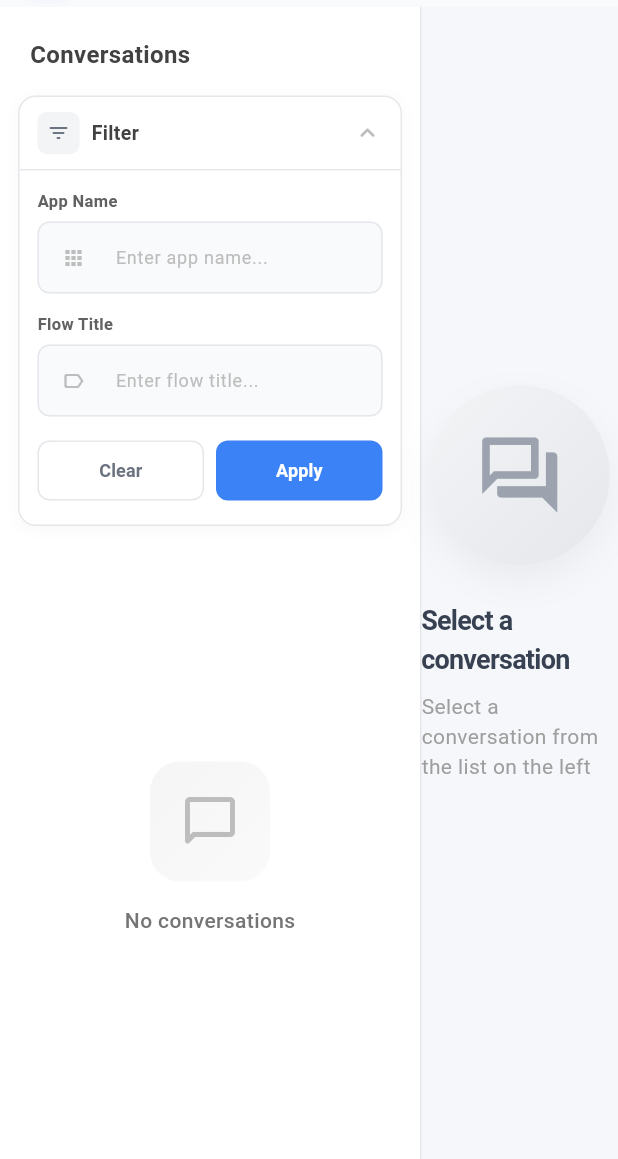
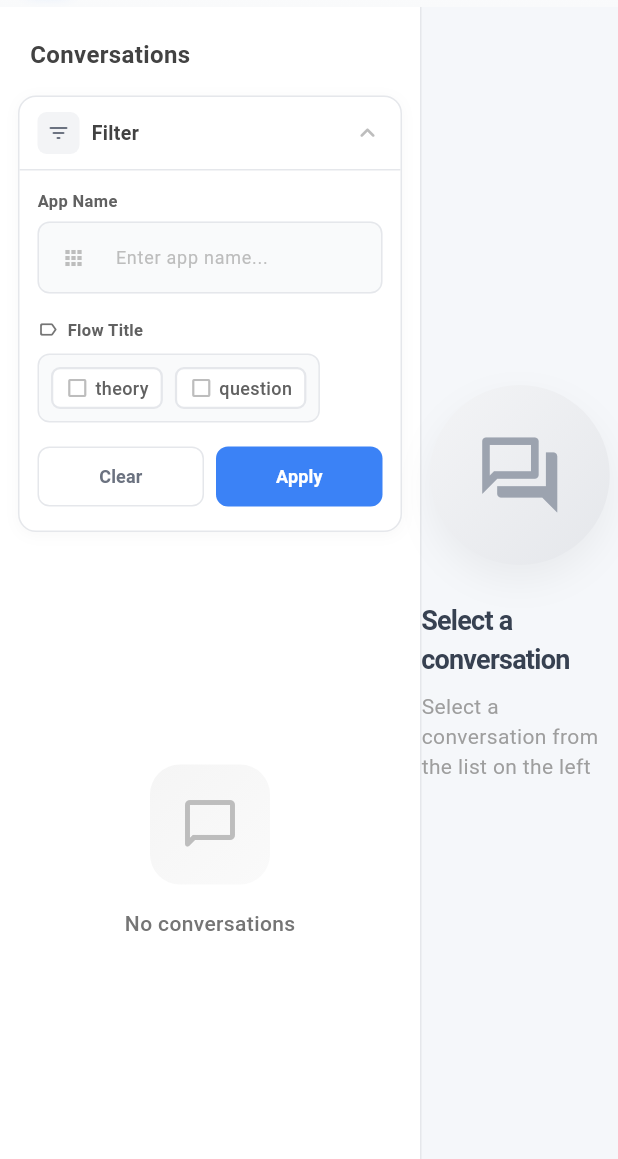
Before and after one commit to dainn67/chatbot-flow-client, a Flutter app: the screen it shows after launch, after a tap on "Filter", after a tap on "Clear", on a phone screen of 412 x 824 dp, the part 77-1236 px from its top. Run offline on Flutter 3.47's test engine with Material 3 defaults, Android fonts, the phone set to English and light mode, and no system bars; our stand-ins replace flutter_html; missing offline and left inert: flutter_math_fork; network calls fail.

Commit message:
feat: filter logic

```diff
--- a/lib/models/conversation.dart
+++ b/lib/models/conversation.dart
@@ -1,6 +1,7 @@
 class Conversation {
   final String conversationId;
   final String appName;
+  final String flowTitle;
 
-  Conversation({required this.conversationId, required this.appName});
+  Conversation({required this.conversationId, required this.appName, required this.flowTitle});
 }
--- a/lib/providers/messages_provider.dart
+++ b/lib/providers/messages_provider.dart
@@ -12,22 +12,19 @@ class MessagesProvider with ChangeNotifier {
 
   // Filters
   String? _appNameFilter;
-  String? _flowTitleFilter;
+  List<String>? _flowTitleFilter;
   String? get appNameFilter => _appNameFilter;
-  String? get flowTitleFilter => _flowTitleFilter;
+  List<String>? get flowTitleFilter => _flowTitleFilter;
 
   // Conversation IDs
   List<Conversation> get conversations {
     final seen = <String>{};
     final uniqueConversations = <Conversation>[];
 
-    // Lọc messages trước khi tạo conversations
-    final filteredMessages = _getFilteredMessages();
-
-    for (final msg in filteredMessages) {
+    for (final msg in _messages) {
       if (!seen.contains(msg.conversationId)) {
         seen.add(msg.conversationId);
-        uniqueConversations.add(Conversation(conversationId: msg.conversationId, appName: msg.appName));
+        uniqueConversations.add(Conversation(conversationId: msg.conversationId, appName: msg.appName, flowTitle: msg.flowTitle));
       }
     }
     return uniqueConversations;
@@ -36,40 +33,17 @@ class MessagesProvider with ChangeNotifier {
   String? _selectedConversationId;
   String? get selectedConversationId => _selectedConversationId;
 
-  // Lọc messages dựa trên filter
-  List<Message> _getFilteredMessages() {
-    if (_appNameFilter == null && _flowTitleFilter == null) {
-      return _messages;
-    }
+  // Set filters
+  void setFilters(String? appName, List<String>? flowTitles) async {
+    _appNameFilter = appName;
+    _flowTitleFilter = flowTitles;
 
-    return _messages.where((msg) {
-      bool matchAppName = true;
-      bool matchFlowTitle = true;
+    final queryParams = {if (appName != null) 'app_name': appName, if (flowTitles != null) 'flow_titles': flowTitles.join(',')};
 
-      if (_appNameFilter != null && _appNameFilter!.isNotEmpty) {
-        matchAppName = msg.appName.toLowerCase().contains(_appNameFilter!.toLowerCase());
-      }
-
-      if (_flowTitleFilter != null && _flowTitleFilter!.isNotEmpty) {
-        matchFlowTitle = msg.flowTitle.toLowerCase().contains(_flowTitleFilter!.toLowerCase());
-      }
-
-      return matchAppName && matchFlowTitle;
-    }).toList();
-  }
-
-  // Set filters
-  void setFilters(String? appName, String? flowTitle) {
-    _appNameFilter = appName;
-    _flowTitleFilter = flowTitle;
-
-    // Reset selected conversation nếu nó không còn trong danh sách filter
-    if (_selectedConversationId != null) {
-      final conversationIds = conversations.map((c) => c.conversationId).toList();
-      if (!conversationIds.contains(_selectedConversationId)) {
-        _selectedConversationId = null;
-      }
-    }
+    final response = await _apiService.get('/api/messages/get-with-filters', queryParams: queryParams);
+    final messageDataList = response.data as List<dynamic>;
+    _messages.clear();
+    _messages.addAll(messageDataList.map((msg) => Message.fromJson(msg)));
 
     notifyListeners();
   }
@@ -88,8 +62,7 @@ class MessagesProvider with ChangeNotifier {
   }
 
   List<Message> getMessagesByConversationId(String conversationId) {
-    final filteredMessages = _getFilteredMessages();
-    final messages = filteredMessages.where((msg) => msg.conversationId == conversationId).toList();
+    final messages = _messages.where((msg) => msg.conversationId == conversationId).toList();
 
     messages.sort((a, b) {
       final dateA = DateTime.tryParse(a.createdAt) ?? DateTime.fromMillisecondsSinceEpoch(0);
--- a/lib/screens/components/conversation_item.dart
+++ b/lib/screens/components/conversation_item.dart
@@ -1,12 +1,12 @@
 import 'package:flutter/material.dart';
 
 class ConversationItem extends StatelessWidget {
-  final String conversationId;
   final String appName;
+  final String flowTitle;
   final bool isSelected;
   final VoidCallback onTap;
 
-  const ConversationItem({super.key, required this.conversationId, required this.appName, required this.isSelected, required this.onTap});
+  const ConversationItem({super.key, required this.appName, required this.flowTitle, required this.isSelected, required this.onTap});
 
   @override
   Widget build(BuildContext context) {
@@ -66,9 +66,9 @@ class ConversationItem extends StatelessWidget {
                       ),
                       const SizedBox(height: 2),
                       Text(
-                        conversationId.length > 20 ? '${conversationId.substring(0, 20)}...' : conversationId,
+                        flowTitle,
                         style: TextStyle(
-                          fontSize: 11,
+                          fontSize: 12,
                           color: isSelected ? const Color(0xFF3B82F6) : const Color(0xFF6B7280),
                           fontWeight: FontWeight.w400,
                         ),
--- a/lib/screens/components/filter_panel.dart
+++ b/lib/screens/components/filter_panel.dart
@@ -3,8 +3,8 @@ import 'package:flutter/material.dart';
 /// Widget bộ lọc tối giản cho conversations
 class FilterPanel extends StatefulWidget {
   final String? appNameFilter;
-  final String? flowTitleFilter;
-  final Function(String? appName, String? flowTitle) onFilterChanged;
+  final List<String>? flowTitleFilter;
+  final Function(String? appName, List<String>? flowTitle) onFilterChanged;
 
   const FilterPanel({super.key, this.appNameFilter, this.flowTitleFilter, required this.onFilterChanged});
 
@@ -15,35 +15,44 @@ class FilterPanel extends StatefulWidget {
 class _FilterPanelState extends State<FilterPanel> {
   bool _isExpanded = false;
   late TextEditingController _appNameController;
-  late TextEditingController _flowTitleController;
+
+  // Dummy flow title options
+  final List<String> _flowTitleOptions = ['theory', 'question'];
+
+  final Set<String> _selectedFlowTitles = {};
 
   @override
   void initState() {
     super.initState();
     _appNameController = TextEditingController(text: widget.appNameFilter);
-    _flowTitleController = TextEditingController(text: widget.flowTitleFilter);
+
+    // Parse initial selected flow titles if any
+    if (widget.flowTitleFilter != null && widget.flowTitleFilter!.isNotEmpty) {
+      _selectedFlowTitles.addAll(widget.flowTitleFilter!);
+    }
   }
 
   @override
   void dispose() {
     _appNameController.dispose();
-    _flowTitleController.dispose();
     super.dispose();
   }
 
   void _applyFilter() {
     final appName = _appNameController.text.trim().isEmpty ? null : _appNameController.text.trim();
-    final flowTitle = _flowTitleController.text.trim().isEmpty ? null : _flowTitleController.text.trim();
+    final flowTitle = _selectedFlowTitles.isEmpty ? null : _selectedFlowTitles.toList();
     widget.onFilterChanged(appName, flowTitle);
   }
 
   void _clearFilter() {
-    _appNameController.clear();
-    _flowTitleController.clear();
+    setState(() {
+      _appNameController.clear();
+      _selectedFlowTitles.clear();
+    });
     widget.onFilterChanged(null, null);
   }
 
-  bool get _hasActiveFilters => (_appNameController.text.trim().isNotEmpty || _flowTitleController.text.trim().isNotEmpty);
+  bool get _hasActiveFilters => (_appNameController.text.trim().isNotEmpty || _selectedFlowTitles.isNotEmpty);
 
   @override
   Widget build(BuildContext context) {
@@ -107,15 +116,10 @@ class _FilterPanelState extends State<FilterPanel> {
                 children: [
                   // App Name Filter
                   _buildFilterField(label: 'App Name', controller: _appNameController, hintText: 'Enter app name...', icon: Icons.apps_rounded),
-                  const SizedBox(height: 12),
+                  const SizedBox(height: 16),
 
-                  // Flow Title Filter
-                  _buildFilterField(
-                    label: 'Flow Title',
-                    controller: _flowTitleController,
-                    hintText: 'Enter flow title...',
-                    icon: Icons.label_outline_rounded,
-                  ),
+                  // Flow Title Filter (Checkboxes)
+                  _buildFlowTitleCheckboxes(),
                   const SizedBox(height: 12),
 
                   // Action Buttons
@@ -198,4 +202,77 @@ class _FilterPanelState extends State<FilterPanel> {
       ],
     );
   }
+
+  Widget _buildFlowTitleCheckboxes() {
+    return Column(
+      crossAxisAlignment: CrossAxisAlignment.start,
+      children: [
+        Row(
+          children: [
+            Icon(Icons.label_outline_rounded, size: 14, color: Colors.grey.shade600),
+            const SizedBox(width: 6),
+            Text(
+              'Flow Title',
+              style: TextStyle(fontSize: 11, fontWeight: FontWeight.w600, color: Colors.grey.shade700),
+            ),
+          ],
+        ),
+        const SizedBox(height: 8),
+        Container(
+          padding: const EdgeInsets.all(8),
+          decoration: BoxDecoration(
+            color: const Color(0xFFF9FAFB),
+            borderRadius: BorderRadius.circular(8),
+            border: Border.all(color: const Color(0xFFE5E7EB)),
+          ),
+          child: Wrap(
+            spacing: 8,
+            runSpacing: 4,
+            children: _flowTitleOptions.map((option) {
+              final isSelected = _selectedFlowTitles.contains(option);
+              return InkWell(
+                onTap: () {
+                  setState(() {
+                    if (isSelected) {
+                      _selectedFlowTitles.remove(option);
+                    } else {
+                      _selectedFlowTitles.add(option);
+                    }
+                  });
+                },
+                borderRadius: BorderRadius.circular(6),
+                child: Container(
+                  padding: const EdgeInsets.symmetric(horizontal: 8, vertical: 4),
+                  decoration: BoxDecoration(
+                    color: isSelected ? const Color(0xFF3B82F6).withValues(alpha: 0.1) : Colors.white,
+                    borderRadius: BorderRadius.circular(6),
+                    border: Border.all(color: isSelected ? const Color(0xFF3B82F6) : const Color(0xFFE5E7EB), width: 1.5),
+                  ),
+                  child: Row(
+                    mainAxisSize: MainAxisSize.min,
+                    children: [
+                      Icon(
+                        isSelected ? Icons.check_box : Icons.check_box_outline_blank,
+                        size: 16,
+                        color: isSelected ? const Color(0xFF3B82F6) : Colors.grey.shade400,
+                      ),
+                      const SizedBox(width: 4),
+                      Text(
+                        option,
+                        style: TextStyle(
+                          fontSize: 12,
+                          fontWeight: isSelected ? FontWeight.w600 : FontWeight.w500,
+                          color: isSelected ? const Color(0xFF3B82F6) : Colors.grey.shade700,
+                        ),
+                      ),
+                    ],
+                  ),
+                ),
+              );
+            }).toList(),
+          ),
+        ),
+      ],
+    );
+  }
 }
--- a/lib/screens/home_screen.dart
+++ b/lib/screens/home_screen.dart
@@ -101,8 +101,8 @@ class ConversationSidebar extends StatelessWidget {
           FilterPanel(
             appNameFilter: messagesProvider.appNameFilter,
             flowTitleFilter: messagesProvider.flowTitleFilter,
-            onFilterChanged: (appName, flowTitle) {
-              messagesProvider.setFilters(appName, flowTitle);
+            onFilterChanged: (appName, flowTitles) {
+              messagesProvider.setFilters(appName, flowTitles);
             },
           ),
 
@@ -118,11 +118,12 @@ class ConversationSidebar extends StatelessWidget {
                       final conversation = messagesProvider.conversations[index];
                       final conversationId = conversation.conversationId;
                       final appName = conversation.appName;
+                      final flowTitle = conversation.flowTitle;
                       final isSelected = messagesProvider.selectedConversationId == conversationId;
 
                       return ConversationItem(
-                        conversationId: conversationId,
                         appName: appName,
+                        flowTitle: flowTitle,
                         isSelected: isSelected,
                         onTap: () => messagesProvider.selectConversation(conversationId),
                       );
```
